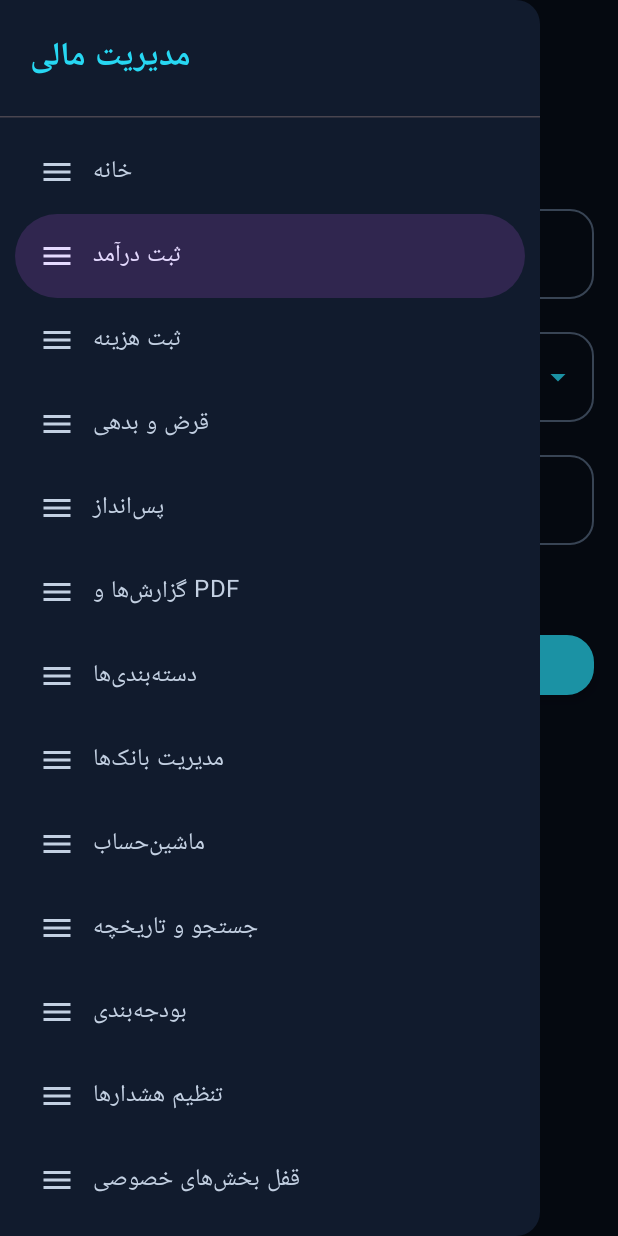
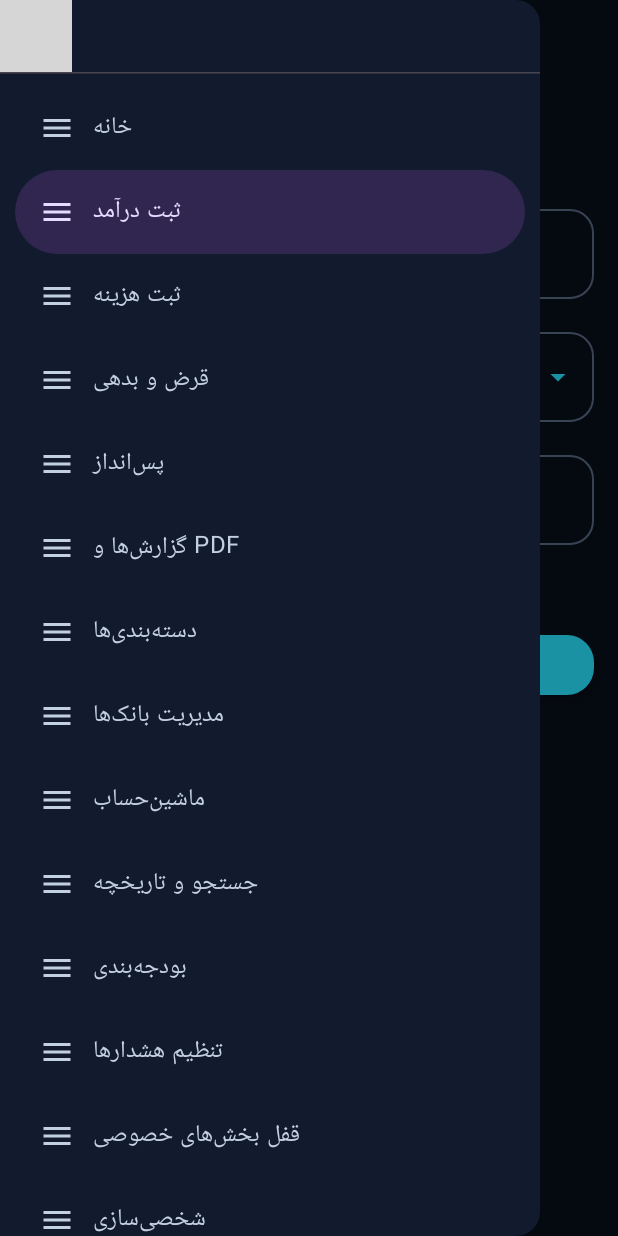
Before and after one commit to danielhajjafari-lab/Modiriat-Mali, an Android app built with Jetpack Compose: the screen it shows after launch (MainActivity), after a tap on "منو", on a phone screen of 412 x 824 dp. Run offline under Robolectric (Android 15) with nearby library versions, the phone set to English and light mode, and no system bars; 1 statement that could not run was skipped; 2 other taps on this screen came first; grey boxes are pictures that could not be loaded.

Commit message:
Update MainActivity.kt

```diff
--- a/app/src/main/java/ir/daniel/modiriatmali/MainActivity.kt
+++ b/app/src/main/java/ir/daniel/modiriatmali/MainActivity.kt
@@ -835,9 +835,7 @@ drawerContentColor = MaterialTheme.colorScheme.onSurface
                     Text(
                         "مدیریت مالی",
                         Modifier.fillMaxWidth().padding(20.dp),
-                        color = MaterialTheme.colorScheme.primary,
-                        fontSize = 22.sp,
-                        fontWeight = FontWeight.Bold
+                        Text(page, color = MaterialTheme.colorScheme.primary, fontSize = 22.sp, fontWeight = FontWeight.Bold)
                     )
                     HorizontalDivider(color = MaterialTheme.colorScheme.outlineVariant)
 
```
